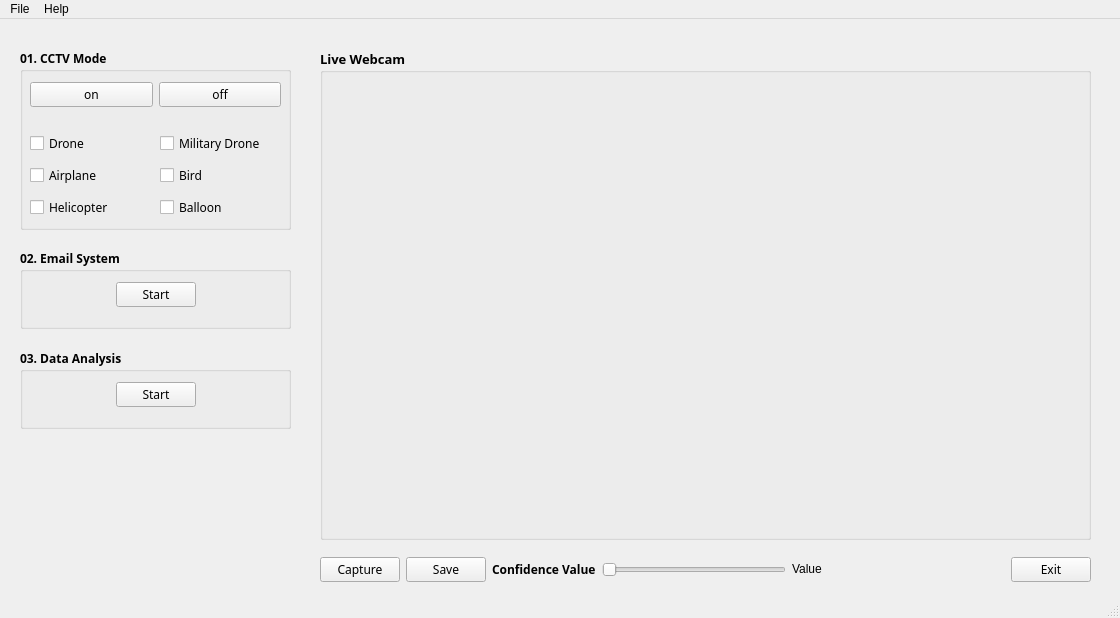
Qt form 11. AI Project/2023-03-10 make gui 퇴근 때까지/ex01.ui (ssyjgs1/msaischool-python) before a commit.
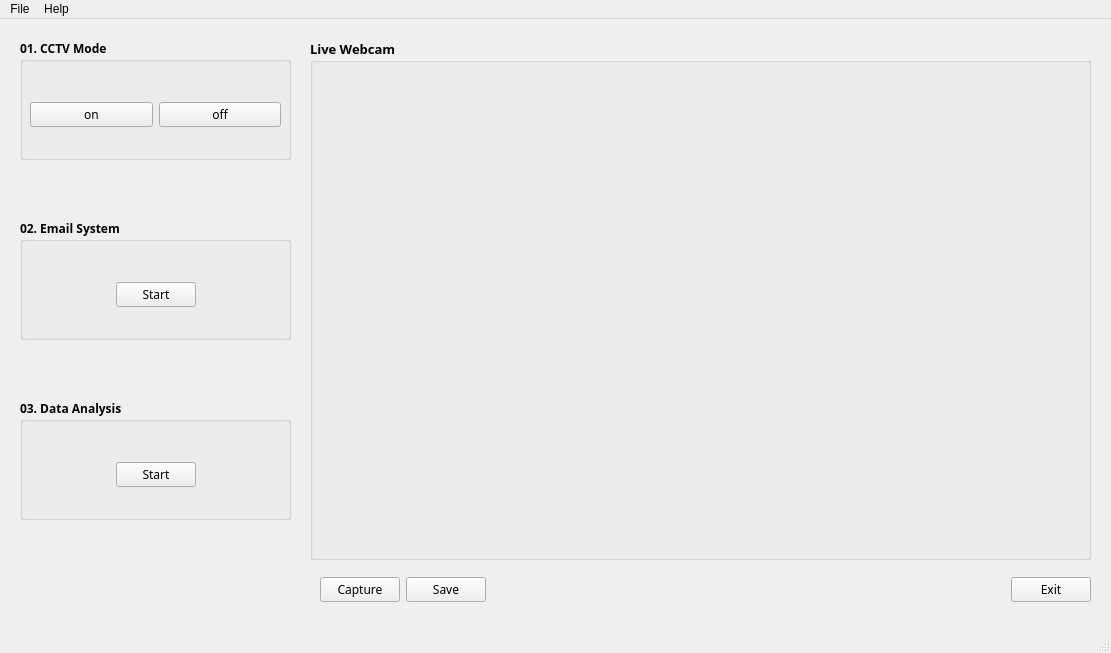
The same form after that commit. Icons and pictures are not drawn.

```diff
--- a/11. AI Project/2023-03-10 make gui 퇴근 때까지/ex01.ui
+++ b/11. AI Project/2023-03-10 make gui 퇴근 때까지/ex01.ui
@@ -6,8 +6,8 @@
    <rect>
     <x>0</x>
     <y>0</y>
-    <width>1120</width>
-    <height>618</height>
+    <width>1111</width>
+    <height>653</height>
    </rect>
   </property>
   <property name="windowTitle">
@@ -18,9 +18,9 @@
     <property name="geometry">
      <rect>
       <x>20</x>
-      <y>30</y>
+      <y>20</y>
       <width>271</width>
-      <height>181</height>
+      <height>121</height>
      </rect>
     </property>
     <property name="font">
@@ -37,7 +37,7 @@
      <property name="geometry">
       <rect>
        <x>10</x>
-       <y>20</y>
+       <y>50</y>
        <width>251</width>
        <height>51</height>
       </rect>
@@ -84,122 +84,14 @@
       </item>
      </layout>
     </widget>
-    <widget class="QWidget" name="verticalLayoutWidget">
-     <property name="geometry">
-      <rect>
-       <x>10</x>
-       <y>80</y>
-       <width>121</width>
-       <height>94</height>
-      </rect>
-     </property>
-     <layout class="QVBoxLayout" name="verticalLayout_drone">
-      <item>
-       <widget class="QCheckBox" name="checkBox_drone">
-        <property name="font">
-         <font>
-          <family>Yu Gothic UI Semilight</family>
-          <weight>50</weight>
-          <bold>false</bold>
-         </font>
-        </property>
-        <property name="text">
-         <string>Drone</string>
-        </property>
-       </widget>
-      </item>
-      <item>
-       <widget class="QCheckBox" name="checkBox_airplane">
-        <property name="font">
-         <font>
-          <family>Yu Gothic UI Semilight</family>
-          <weight>50</weight>
-          <bold>false</bold>
-         </font>
-        </property>
-        <property name="text">
-         <string>Airplane</string>
-        </property>
-       </widget>
-      </item>
-      <item>
-       <widget class="QCheckBox" name="checkBox_helicopter">
-        <property name="font">
-         <font>
-          <family>Yu Gothic UI Semilight</family>
-          <weight>50</weight>
-          <bold>false</bold>
-         </font>
-        </property>
-        <property name="text">
-         <string>Helicopter</string>
-        </property>
-       </widget>
-      </item>
-     </layout>
-    </widget>
-    <widget class="QWidget" name="verticalLayoutWidget_2">
-     <property name="geometry">
-      <rect>
-       <x>140</x>
-       <y>80</y>
-       <width>121</width>
-       <height>94</height>
-      </rect>
-     </property>
-     <layout class="QVBoxLayout" name="verticalLayout_military">
-      <item>
-       <widget class="QCheckBox" name="checkBox_military">
-        <property name="font">
-         <font>
-          <family>Yu Gothic UI Semilight</family>
-          <weight>50</weight>
-          <bold>false</bold>
-         </font>
-        </property>
-        <property name="text">
-         <string>Military Drone</string>
-        </property>
-       </widget>
-      </item>
-      <item>
-       <widget class="QCheckBox" name="checkBox_bird">
-        <property name="font">
-         <font>
-          <family>Yu Gothic UI Semilight</family>
-          <weight>50</weight>
-          <bold>false</bold>
-         </font>
-        </property>
-        <property name="text">
-         <string>Bird</string>
-        </property>
-       </widget>
-      </item>
-      <item>
-       <widget class="QCheckBox" name="checkBox_balloon">
-        <property name="font">
-         <font>
-          <family>Yu Gothic UI Semilight</family>
-          <weight>50</weight>
-          <bold>false</bold>
-         </font>
-        </property>
-        <property name="text">
-         <string>Balloon</string>
-        </property>
-       </widget>
-      </item>
-     </layout>
-    </widget>
    </widget>
    <widget class="QGroupBox" name="box_webcam">
     <property name="geometry">
      <rect>
-      <x>320</x>
-      <y>30</y>
-      <width>771</width>
-      <height>491</height>
+      <x>310</x>
+      <y>20</y>
+      <width>781</width>
+      <height>521</height>
      </rect>
     </property>
     <property name="font">
@@ -218,9 +110,9 @@
     <property name="geometry">
      <rect>
       <x>20</x>
-      <y>230</y>
+      <y>200</y>
       <width>271</width>
-      <height>80</height>
+      <height>121</height>
      </rect>
     </property>
     <property name="font">
@@ -237,7 +129,7 @@
      <property name="geometry">
       <rect>
        <x>10</x>
-       <y>20</y>
+       <y>50</y>
        <width>251</width>
        <height>51</height>
       </rect>
@@ -291,9 +183,9 @@
     <property name="geometry">
      <rect>
       <x>20</x>
-      <y>330</y>
+      <y>380</y>
       <width>271</width>
-      <height>80</height>
+      <height>121</height>
      </rect>
     </property>
     <property name="font">
@@ -310,7 +202,7 @@
      <property name="geometry">
       <rect>
        <x>10</x>
-       <y>20</y>
+       <y>50</y>
        <width>251</width>
        <height>51</height>
       </rect>
@@ -364,7 +256,7 @@
     <property name="geometry">
      <rect>
       <x>320</x>
-      <y>530</y>
+      <y>550</y>
       <width>771</width>
       <height>41</height>
      </rect>
@@ -402,40 +294,7 @@
        </property>
        <property name="icon">
         <iconset>
-         <normaloff>pics/save.png</normaloff>pics/save.png</iconset>
-       </property>
-      </widget>
-     </item>
-     <item>
-      <widget class="QLabel" name="label">
-       <property name="font">
-        <font>
-         <family>Yu Gothic UI Semibold</family>
-         <weight>75</weight>
-         <bold>true</bold>
-        </font>
-       </property>
-       <property name="text">
-        <string>Confidence Value</string>
-       </property>
-      </widget>
-     </item>
-     <item>
-      <widget class="QSlider" name="horizontalSlider">
-       <property name="orientation">
-        <enum>Qt::Horizontal</enum>
-       </property>
-      </widget>
-     </item>
-     <item>
-      <widget class="QLabel" name="label_thres_value">
-       <property name="font">
-        <font>
-         <family>Yu Gothic UI</family>
-        </font>
-       </property>
-       <property name="text">
-        <string>&lt;html&gt;&lt;head/&gt;&lt;body&gt;&lt;p&gt;Value&lt;/p&gt;&lt;/body&gt;&lt;/html&gt;</string>
+         <normaloff>../../../../.designer/backup/pics/save.png</normaloff>../../../../.designer/backup/pics/save.png</iconset>
        </property>
       </widget>
      </item>
@@ -479,7 +338,7 @@
     <rect>
      <x>0</x>
      <y>0</y>
-     <width>1120</width>
+     <width>1111</width>
      <height>26</height>
     </rect>
    </property>
```
Left out of the diff: 39 changed lines with no effect on the pictures.
